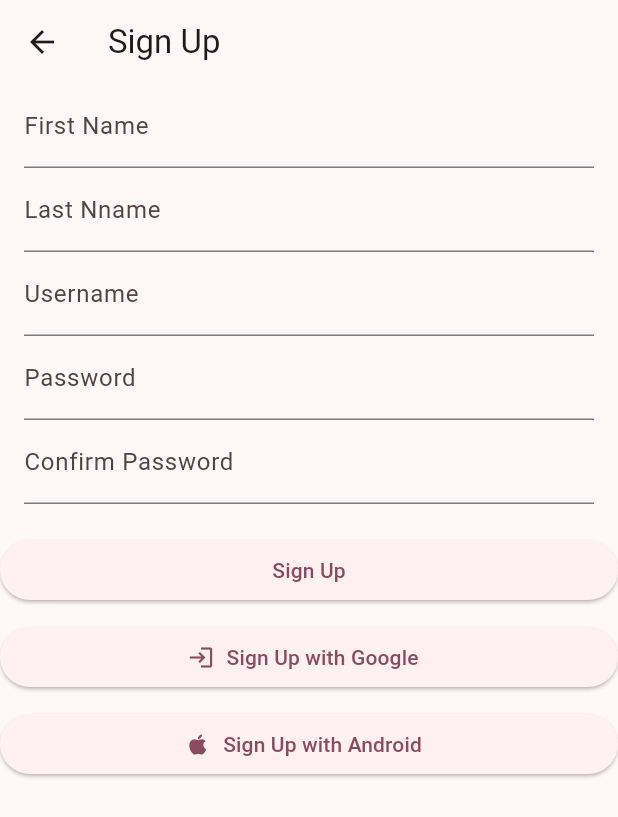
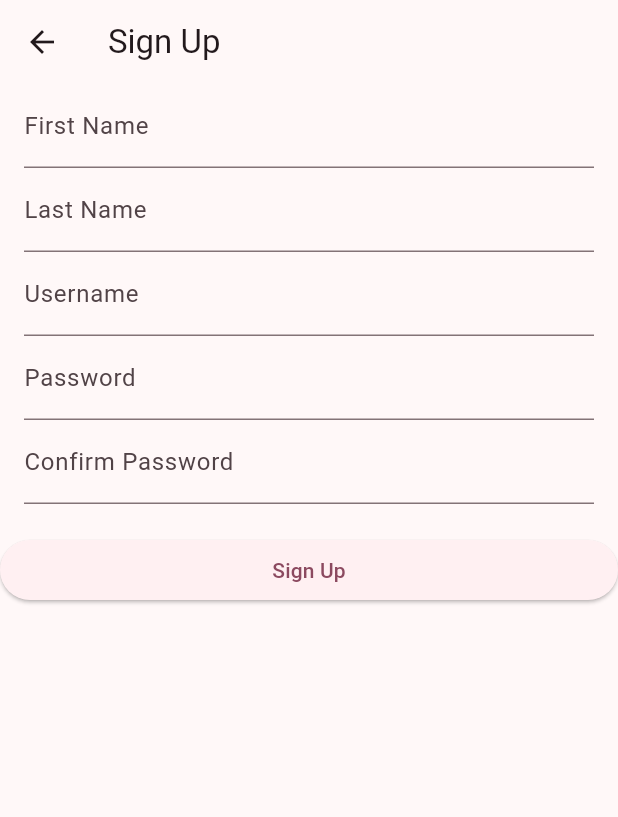
Before and after one commit to bhaktiheg/Reflect, a Flutter app: the Signup screen opened directly, on a phone screen of 412 x 824 dp. Shown: the top 817 px of the screen. Run offline on Flutter 3.47's test engine with Material 3 defaults, Android fonts, the light colour scheme and no system bars.

```diff
--- a/reflect/lib/pages/signup.dart
+++ b/reflect/lib/pages/signup.dart
@@ -1,7 +1,4 @@
 import 'package:flutter/material.dart';
-import 'package:google_sign_in/google_sign_in.dart';
-
-final GoogleSignIn googleSignIn = GoogleSignIn();
 
 class Signup extends StatelessWidget{
   const Signup({super.key});
@@ -28,7 +25,7 @@ class Signup extends StatelessWidget{
               padding: EdgeInsets.symmetric(horizontal: 16),
               child: TextField(
                 decoration: InputDecoration(
-                  labelText: 'Last Nname',
+                  labelText: 'Last Name',
                 ),
               ),
             ),
@@ -63,41 +60,9 @@ class Signup extends StatelessWidget{
               },
               child: const Text('Sign Up'),
             ),
-            const SizedBox(height: 10),
-            ElevatedButton.icon(
-              onPressed: _handleGoogleSignIn,
-              icon: const Icon(Icons.login),
-              label: const Text('Sign Up with Google'),
-            ),
-            const SizedBox(height: 10),
-            ElevatedButton.icon(
-              onPressed: () {
-                // Implement Apple Sign-in logic here
-              },
-              icon: const Icon(Icons.apple),
-              label: const Text('Sign Up with Android'),
-            ),
           ],
         ),
       ),
     );
   }
 }
-
-Future<void> _handleGoogleSignIn() async {
-  try {
-    final GoogleSignInAccount? googleSignInAccount = await googleSignIn.signIn();
-    if (googleSignInAccount != null) {
-      // Successful sign-in
-      print('User signed in: ${googleSignInAccount.displayName}');
-      // You can now use the googleSignInAccount information
-      // to sign up the user or perform other actions.
-    } else {
-      // User canceled the sign-in
-      print('User canceled sign-in.');
-    }
-  } catch (error) {
-    // Handle sign-in errors
-    print('Error signing in with Google: $error');
-  }
-}
```
Also changed, not shown: reflect/lib/pages/login.dart (+12 -0 lines), reflect/lib/pages/home.dart (added), 1 other file.
